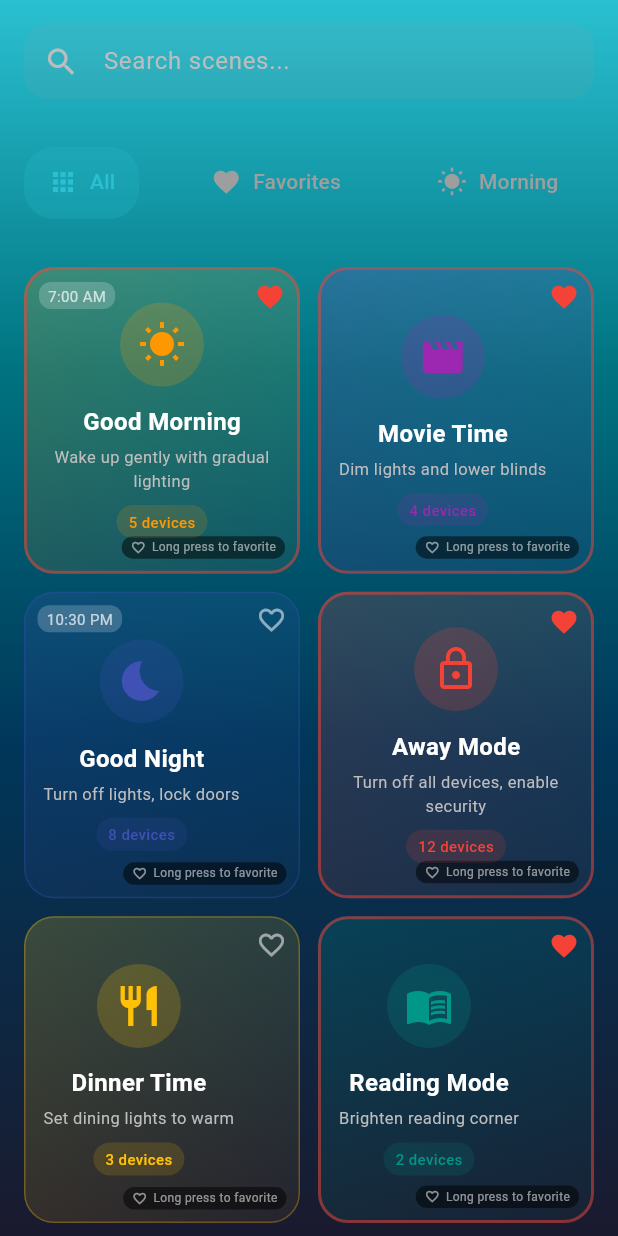
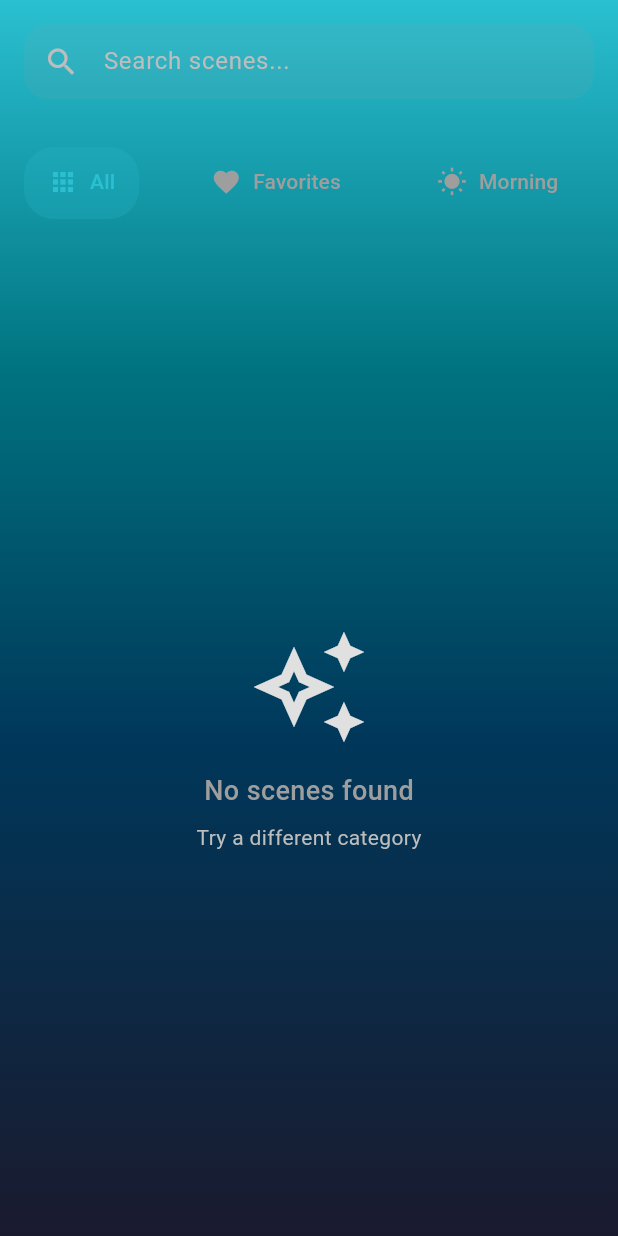
Before and after one commit to purple-claw/OkasHomekit-Native, a Flutter app: the SceneScreen screen opened directly, on a phone screen of 412 x 824 dp. Run offline on Flutter 3.47's test engine with Material 3 defaults, Android fonts, the phone set to English and light mode, and no system bars; our stand-ins replace equatable, flutter_secure_storage, flutter_svg, fluttericon, get, google_fonts and 5 more; missing offline and left inert: mqtt_client, network_info_plus, ui_common, wifi_iot; accounts and stored records are empty.

Commit message:
Fixed UX issues in Home Screen and MQTT Feedback Handling

```diff
--- a/frontend/smart_home_animation/lib/features/home/presentation/screens/scene_screen.dart
+++ b/frontend/smart_home_animation/lib/features/home/presentation/screens/scene_screen.dart
@@ -26,82 +26,7 @@ class _SceneScreenState extends State<SceneScreen>
     SceneCategory(name: 'Away', icon: Icons.lock_outline),
   ];
 
-  List<SmartScene> _scenes = [
-    SmartScene(
-      id: '1',
-      name: 'Good Morning',
-      description: 'Wake up gently with gradual lighting',
-      icon: Icons.wb_sunny,
-      color: Colors.orange,
-      deviceCount: 5,
-      isFavorite: true,
-      timeOfDay: '7:00 AM',
-    ),
-    SmartScene(
-      id: '2',
-      name: 'Movie Time',
-      description: 'Dim lights and lower blinds',
-      icon: Icons.movie,
-      color: Colors.purple,
-      deviceCount: 4,
-      isFavorite: true,
-    ),
-    SmartScene(
-      id: '3',
-      name: 'Good Night',
-      description: 'Turn off lights, lock doors',
-      icon: Icons.bedtime,
-      color: Colors.indigo,
-      deviceCount: 8,
-      isFavorite: false,
-      timeOfDay: '10:30 PM',
-    ),
-    SmartScene(
-      id: '4',
-      name: 'Away Mode',
-      description: 'Turn off all devices, enable security',
-      icon: Icons.lock_outline,
-      color: Colors.red,
-      deviceCount: 12,
-      isFavorite: true,
-    ),
-    SmartScene(
-      id: '5',
-      name: 'Dinner Time',
-      description: 'Set dining lights to warm',
-      icon: Icons.restaurant,
-      color: Colors.amber,
-      deviceCount: 3,
-      isFavorite: false,
-    ),
-    SmartScene(
-      id: '6',
-      name: 'Reading Mode',
-      description: 'Brighten reading corner',
-      icon: Icons.menu_book,
-      color: Colors.teal,
-      deviceCount: 2,
-      isFavorite: true,
-    ),
-    SmartScene(
-      id: '7',
-      name: 'Party Mode',
-      description: 'Colorful lights, music on',
-      icon: Icons.celebration,
-      color: Colors.pink,
-      deviceCount: 6,
-      isFavorite: false,
-    ),
-    SmartScene(
-      id: '8',
-      name: 'Focus Mode',
-      description: 'Productivity lighting',
-      icon: Icons.psychology,
-      color: Colors.blue,
-      deviceCount: 4,
-      isFavorite: true,
-    ),
-  ];
+  List<SmartScene> _scenes = [];
 
   @override
   void initState() {
--- a/frontend/smart_home_animation/lib/services/okas_connection.dart
+++ b/frontend/smart_home_animation/lib/services/okas_connection.dart
@@ -125,7 +125,9 @@ class OKASConnection extends ChangeNotifier {
         'type': load['typ'] ?? 'swt',
         'isOn': load['sta']?['on'] ?? false,
         'brightness': load['sta']?['bri'],
-        'position': load['sta']?['pos'],
+        // Curtain position: backend publishes tPs (target) and cPs (current).
+        // Read tPs first so the slider reflects where the curtain is going.
+        'position': load['sta']?['tPs'] ?? load['sta']?['cPs'] ?? load['sta']?['pos'],
       };
 
       final roomName = _extractRoomName(load['nm'] ?? '');
```
Also changed, not shown: frontend/smart_home_animation/lib/features/home/presentation/screens/home_screen.dart (+34 -11 lines), frontend/smart_home_animation/lib/features/home/presentation/screens/lounge_screen.dart (+6 -2 lines), frontend/smart_home_animation/lib/services/direct_mqtt_service.dart (+29 -5 lines).
